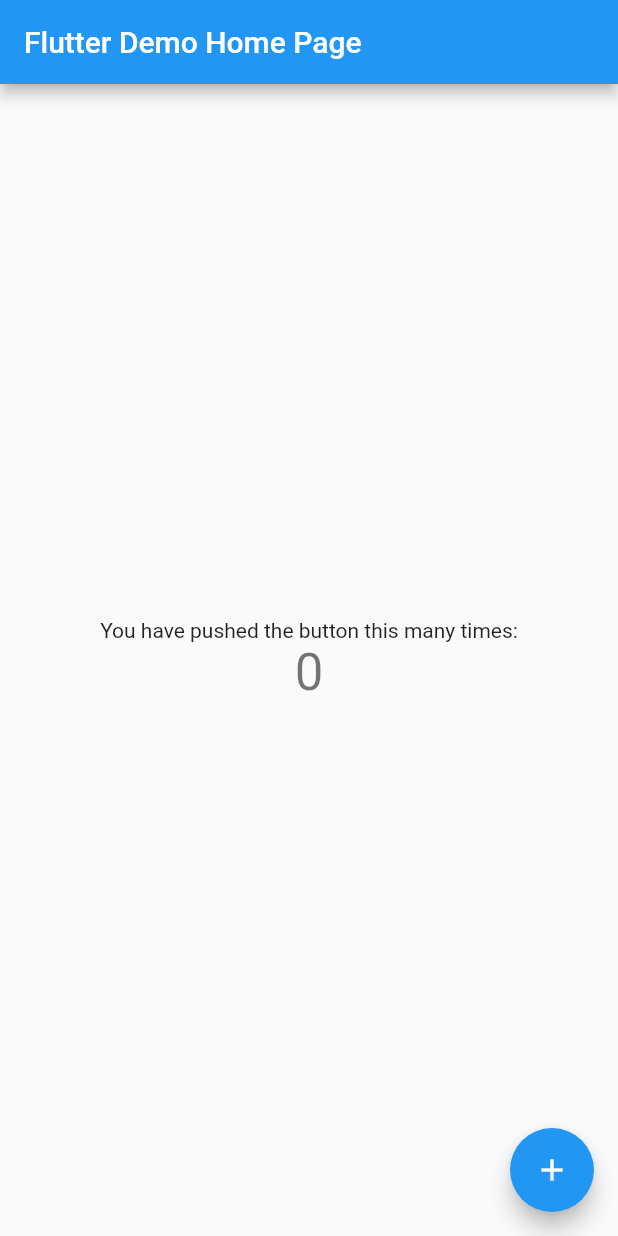
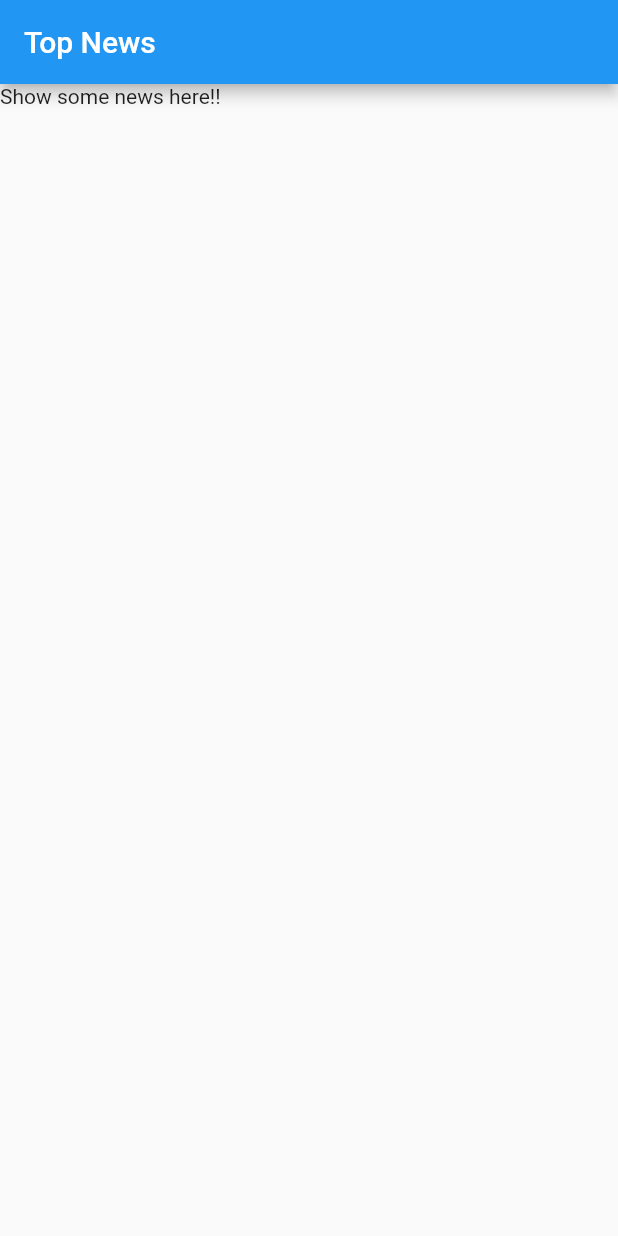
Before and after one commit to bear2u/flutter_http_db_api_sample, a Flutter app: the screen it shows after launch, on a phone screen of 412 x 824 dp. Run offline on Flutter 3.47's test engine with Material 2 defaults, Android fonts, the phone set to English and light mode, and no system bars; our stand-ins replace sqflite; accounts and stored records are empty.

Commit message:
add ui starter

```diff
--- a/lib/main.dart
+++ b/lib/main.dart
@@ -1,109 +1,6 @@
 import 'package:flutter/material.dart';
+import 'src/app.dart';
 
-void main() => runApp(new MyApp());
-
-class MyApp extends StatelessWidget {
-  // This widget is the root of your application.
-  @override
-  Widget build(BuildContext context) {
-    return new MaterialApp(
-      title: 'Flutter Demo',
-      theme: new ThemeData(
-        // This is the theme of your application.
-        //
-        // Try running your application with "flutter run". You'll see the
-        // application has a blue toolbar. Then, without quitting the app, try
-        // changing the primarySwatch below to Colors.green and then invoke
-        // "hot reload" (press "r" in the console where you ran "flutter run",
-        // or press Run > Flutter Hot Reload in IntelliJ). Notice that the
-        // counter didn't reset back to zero; the application is not restarted.
-        primarySwatch: Colors.blue,
-      ),
-      home: new MyHomePage(title: 'Flutter Demo Home Page'),
-    );
-  }
+void main() {
+  runApp(App());
 }
-
-class MyHomePage extends StatefulWidget {
-  MyHomePage({Key key, this.title}) : super(key: key);
-
-  // This widget is the home page of your application. It is stateful, meaning
-  // that it has a State object (defined below) that contains fields that affect
-  // how it looks.
-
-  // This class is the configuration for the state. It holds the values (in this
-  // case the title) provided by the parent (in this case the App widget) and
-  // used by the build method of the State. Fields in a Widget subclass are
-  // always marked "final".
-
-  final String title;
-
-  @override
-  _MyHomePageState createState() => new _MyHomePageState();
-}
-
-class _MyHomePageState extends State<MyHomePage> {
-  int _counter = 0;
-
-  void _incrementCounter() {
-    setState(() {
-      // This call to setState tells the Flutter framework that something has
-      // changed in this State, which causes it to rerun the build method below
-      // so that the display can reflect the updated values. If we changed
-      // _counter without calling setState(), then the build method would not be
-      // called again, and so nothing would appear to happen.
-      _counter++;
-    });
-  }
-
-  @override
-  Widget build(BuildContext context) {
-    // This method is rerun every time setState is called, for instance as done
-    // by the _incrementCounter method above.
-    //
-    // The Flutter framework has been optimized to make rerunning build methods
-    // fast, so that you can just rebuild anything that needs updating rather
-    // than having to individually change instances of widgets.
-    return new Scaffold(
-      appBar: new AppBar(
-        // Here we take the value from the MyHomePage object that was created by
-        // the App.build method, and use it to set our appbar title.
-        title: new Text(widget.title),
-      ),
-      body: new Center(
-        // Center is a layout widget. It takes a single child and positions it
-        // in the middle of the parent.
-        child: new Column(
-          // Column is also layout widget. It takes a list of children and
-          // arranges them vertically. By default, it sizes itself to fit its
-          // children horizontally, and tries to be as tall as its parent.
-          //
-          // Invoke "debug paint" (press "p" in the console where you ran
-          // "flutter run", or select "Toggle Debug Paint" from the Flutter tool
-          // window in IntelliJ) to see the wireframe for each widget.
-          //
-          // Column has various properties to control how it sizes itself and
-          // how it positions its children. Here we use mainAxisAlignment to
-          // center the children vertically; the main axis here is the vertical
-          // axis because Columns are vertical (the cross axis would be
-          // horizontal).
-          mainAxisAlignment: MainAxisAlignment.center,
-          children: <Widget>[
-            new Text(
-              'You have pushed the button this many times:',
-            ),
-            new Text(
-              '$_counter',
-              style: Theme.of(context).textTheme.display1,
-            ),
-          ],
-        ),
-      ),
-      floatingActionButton: new FloatingActionButton(
-        onPressed: _incrementCounter,
-        tooltip: 'Increment',
-        child: new Icon(Icons.add),
-      ), // This trailing comma makes auto-formatting nicer for build methods.
-    );
-  }
-}
--- /dev/null
+++ b/lib/src/app.dart
@@ -0,0 +1,11 @@
+import 'package:flutter/material.dart';
+import 'screens/news_list.dart';
+
+class App extends StatelessWidget {
+  Widget build(context) {
+    return MaterialApp(
+      title: 'News!',
+      home: NewsList(),
+    );
+  }
+}
--- a/lib/src/resources/news_api_provider.dart
+++ b/lib/src/resources/news_api_provider.dart
@@ -2,10 +2,11 @@ import 'package:http/http.dart' show Client;
 import 'dart:convert';
 import '../models/item_model.dart';
 import 'dart:async';
+import 'repository.dart';
 
 final _root = 'https://hacker-news.firebaseio.com/v0';
 
-class NewsApiProvider {
+class NewsApiProvider implements Source{
   Client client = Client();
 
   Future<List<int>> fetchTopIds() async {
--- /dev/null
+++ b/lib/src/screens/news_list.dart
@@ -0,0 +1,14 @@
+import 'package:flutter/material.dart';
+
+class NewsList extends StatelessWidget {
+  @override
+  Widget build(BuildContext context) {
+    return Scaffold(
+      appBar: AppBar(
+        title: Text('Top News'),
+      ),
+      body : Text('Show some news here!!'),
+    );
+  }
+
+}
```
Also changed, not shown: lib/src/resources/news_db_provider.dart (+12 -1 lines), lib/src/resources/repository.dart (+33 -9 lines).
